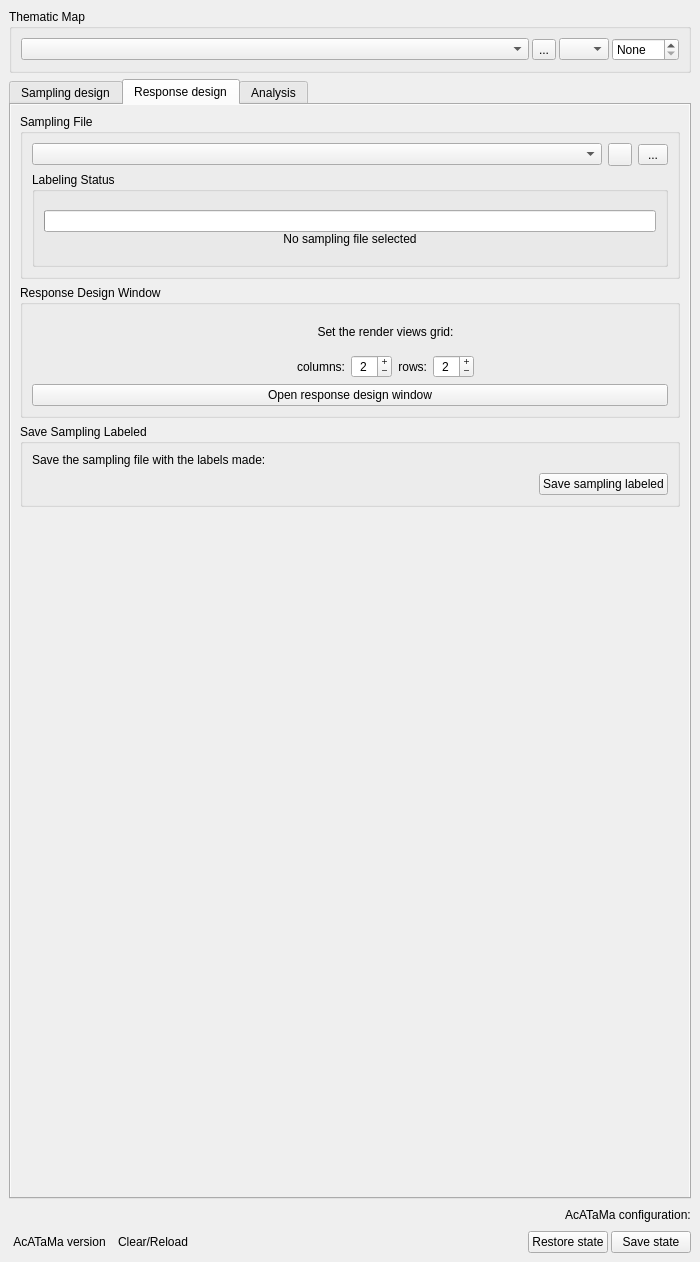
Old version of the form ui/acatama_dockwidget.ui in the repository SMByC/AcATaMa.
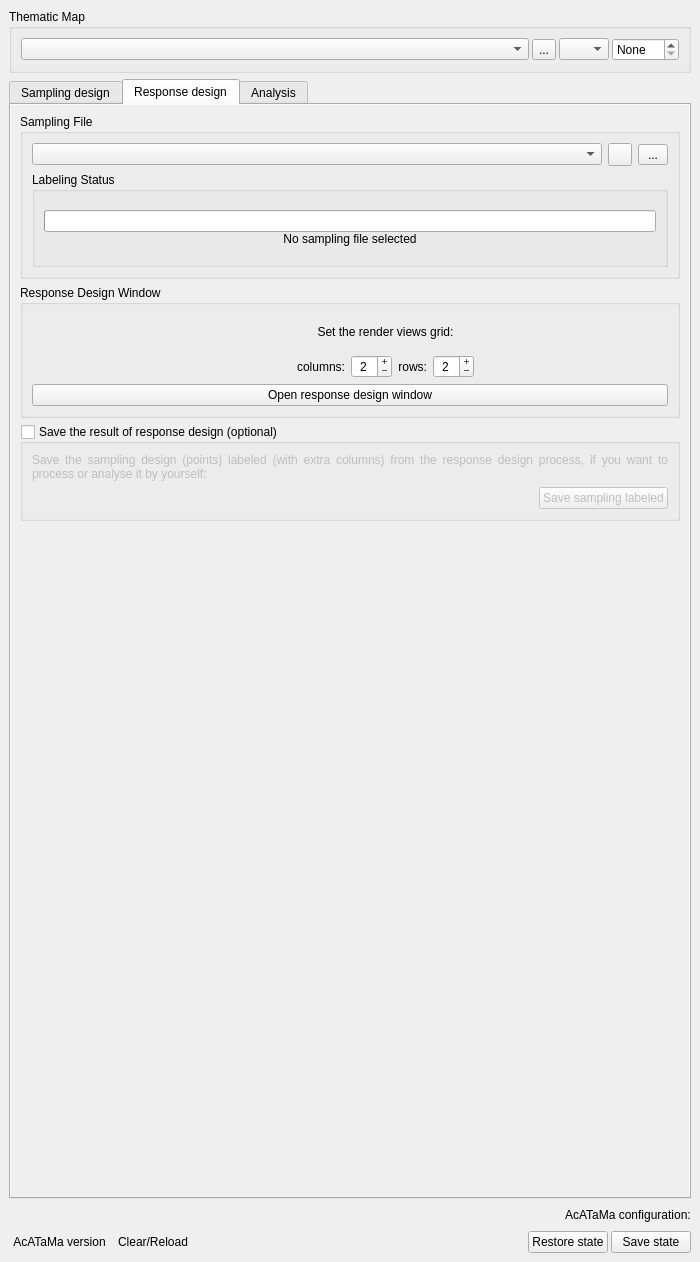
New version of the form. The open tabs and pages were chosen to show the change. Icons and pictures are not drawn. Custom widgets are drawn as their Qt base class.

Commit message: QA feedback, improving the widget to save the result of response design

Diff of the .ui file:
```diff
--- a/ui/acatama_dockwidget.ui
+++ b/ui/acatama_dockwidget.ui
@@ -1195,10 +1195,31 @@
             <item>
              <widget class="QGroupBox" name="QGBox_saveSamplingLabeled">
               <property name="title">
-               <string>Save Sampling Labeled</string>
+               <string>Save the result of response design (optional)</string>
+              </property>
+              <property name="checkable">
+               <bool>true</bool>
+              </property>
+              <property name="checked">
+               <bool>false</bool>
               </property>
               <layout class="QVBoxLayout" name="verticalLayout_30">
                <item>
+                <widget class="QWidget" name="widget_saveSamplingLabeled" native="true">
+                 <layout class="QVBoxLayout" name="verticalLayout_2">
+                  <property name="leftMargin">
+                   <number>0</number>
+                  </property>
+                  <property name="topMargin">
+                   <number>0</number>
+                  </property>
+                  <property name="rightMargin">
+                   <number>0</number>
+                  </property>
+                  <property name="bottomMargin">
+                   <number>0</number>
+                  </property>
+                  <item>
                 <widget class="QLabel" name="label_4">
                  <property name="sizePolicy">
                   <sizepolicy hsizetype="Expanding" vsizetype="Preferred">
@@ -1207,7 +1228,7 @@
                   </sizepolicy>
                  </property>
                  <property name="text">
-                  <string>Save the sampling file with the labels made:</string>
+                     <string>Save the sampling design (points) labeled (with extra columns) from the response design process, if you want to process or analyse it by yourself:</string>
                  </property>
                  <property name="alignment">
                   <set>Qt::AlignJustify|Qt::AlignVCenter</set>
@@ -1258,6 +1279,9 @@
               </layout>
              </widget>
             </item>
+              </layout>
+             </widget>
+            </item>
             <item>
              <spacer name="verticalSpacer_2">
               <property name="orientation">
```
Left out of the diff: 24 changed lines with no effect on the pictures. Lines whose indentation alone changed are shown as unchanged. The commit also changes 2 other files.
